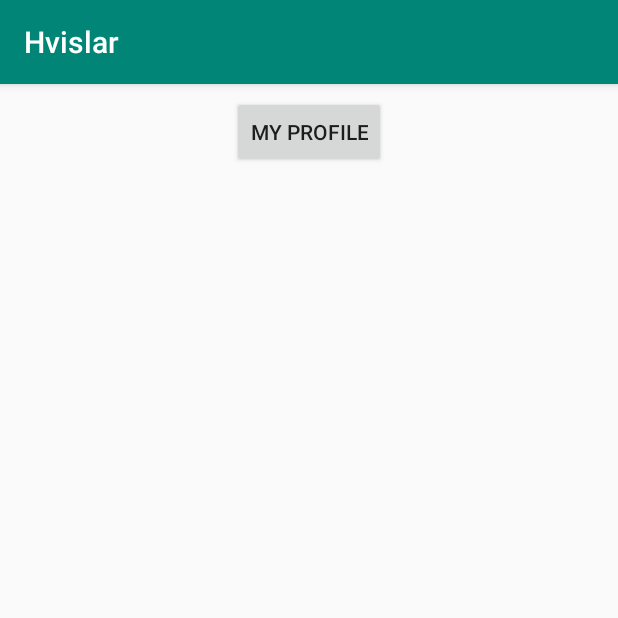
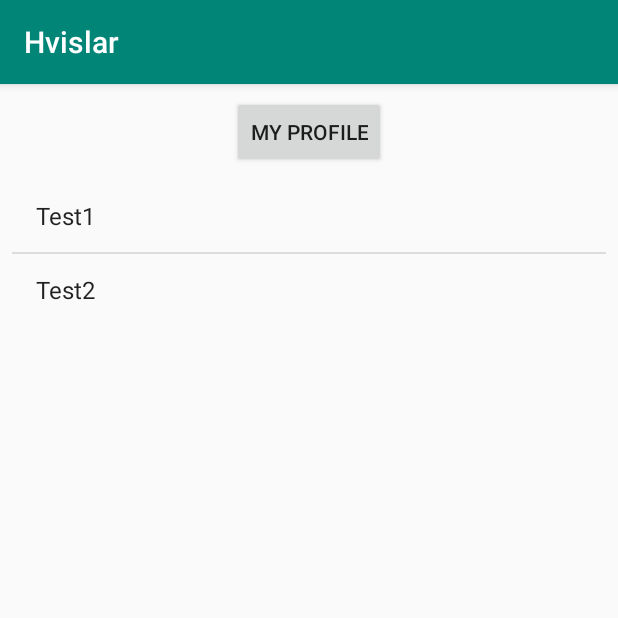
Before and after one commit to dborowiecki/Hvislar, an Android app: the ListOfFriendsActivity screen opened directly, with no data from a screen before it, on a phone screen of 412 x 824 dp, the top half of it. Run offline under Robolectric (Android 15) with nearby library versions, the phone set to English and light mode, and no system bars.

Commit message:
Creating list for user contact

```diff
--- a/app/src/main/java/com/miancky/hvislar/ListOfFriendsActivity.java
+++ b/app/src/main/java/com/miancky/hvislar/ListOfFriendsActivity.java
@@ -1,9 +1,18 @@
 package com.miancky.hvislar;
 
+import android.app.ListActivity;
 import android.content.Intent;
 import android.support.v7.app.AppCompatActivity;
 import android.os.Bundle;
+import android.util.Log;
 import android.view.View;
+import android.widget.AdapterView;
+import android.widget.ArrayAdapter;
+import android.widget.ListView;
+import android.widget.TextView;
+import android.widget.Toast;
+
+import java.util.ArrayList;
 
 public class ListOfFriendsActivity extends AppCompatActivity {
 
@@ -16,6 +25,27 @@ public class ListOfFriendsActivity extends AppCompatActivity {
         String name = intent.getStringExtra("name");
         String email = intent.getStringExtra("email");
 
+        ListView listOfFriends = (ListView)findViewById(R.id.lvFriends);
+        // create the ArrayList to store the titles of nodes
+        ArrayList<String> listItems = new ArrayList<String>();
+        //TODO: should take friends from db
+        listItems.add("Test1");
+        listItems.add("Test2");
+        ArrayAdapter ad = new ArrayAdapter(ListOfFriendsActivity.this,
+                android.R.layout.simple_list_item_1, listItems);
+
+        // give adapter to ListView UI element to render
+        listOfFriends.setAdapter(ad);
+
+        listOfFriends.setOnItemClickListener(new AdapterView.OnItemClickListener()
+        {
+            //TODO: should open conversation with friend
+            @Override
+            public void onItemClick(AdapterView<?> arg0, View arg1,int position, long arg3)
+            {
+                Toast.makeText(ListOfFriendsActivity.this, "" + position, Toast.LENGTH_SHORT).show();
+            }
+        });
     }
 
     public void goToUserProfile(View view){
--- a/app/src/main/res/layout/activity_list_of_friends.xml
+++ b/app/src/main/res/layout/activity_list_of_friends.xml
@@ -18,4 +18,17 @@
         app:layout_constraintEnd_toEndOf="parent"
         app:layout_constraintStart_toStartOf="parent"
         app:layout_constraintTop_toTopOf="parent" />
+
+    <ListView
+        android:id="@+id/lvFriends"
+        android:layout_width="match_parent"
+        android:layout_height="wrap_content"
+        android:layout_alignParentLeft="true"
+        android:layout_alignParentTop="true"
+        android:layout_marginStart="8dp"
+        android:layout_marginTop="8dp"
+        android:layout_marginEnd="8dp"
+        app:layout_constraintEnd_toEndOf="parent"
+        app:layout_constraintStart_toStartOf="parent"
+        app:layout_constraintTop_toBottomOf="@+id/btnUserProfile" />
 </android.support.constraint.ConstraintLayout>
```
